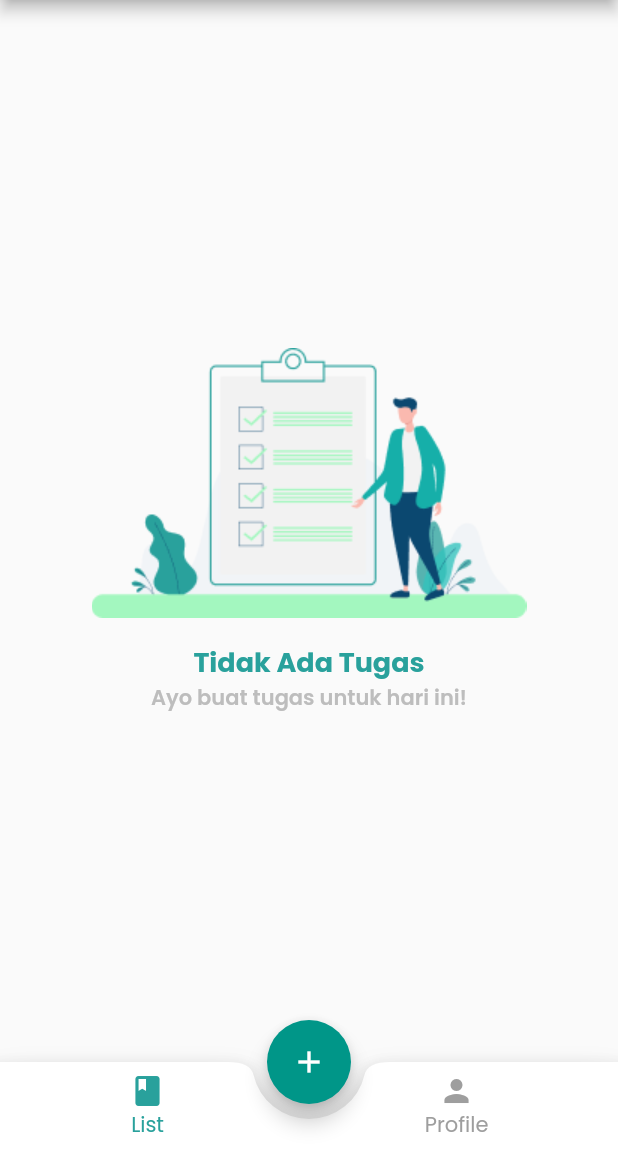
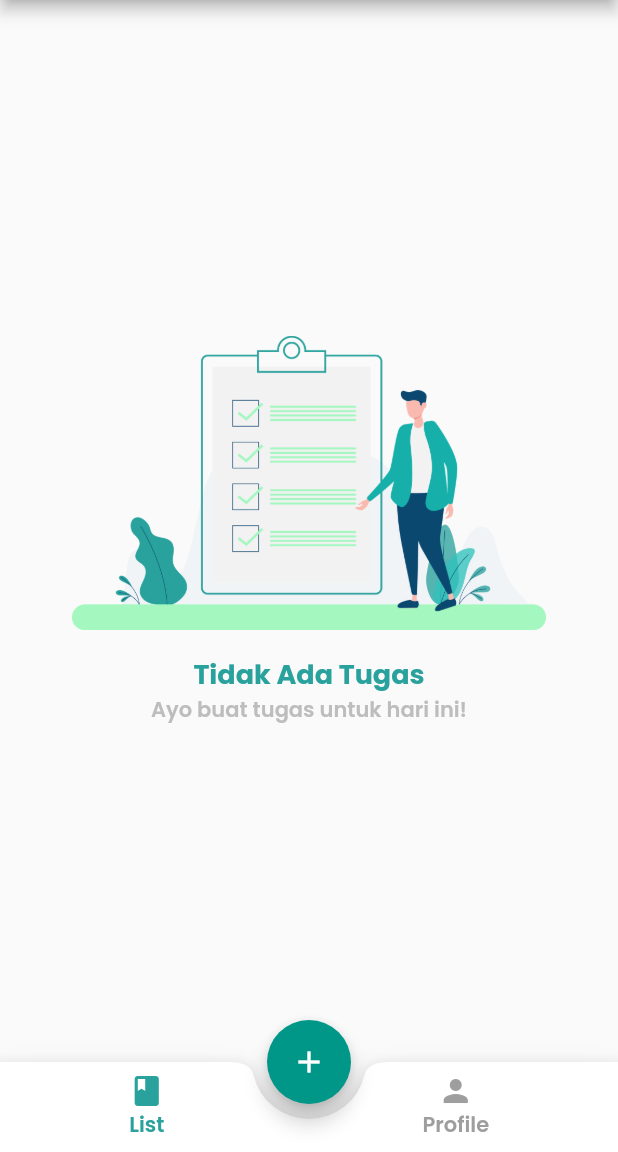
Before and after one commit to alvinindra/todolist_flutter, a Flutter app: the screen it shows after launch, on a phone screen of 412 x 824 dp, the part 84-1236 px from its top. Run offline on Flutter 3.47's test engine with Material 2 defaults, Android fonts, the light colour scheme and no system bars; our stand-ins replace sqflite; accounts and stored records are empty.

Commit message:
style (home): add image variant for img-no-tasks

```diff
--- a/lib/ui/home.dart
+++ b/lib/ui/home.dart
@@ -78,7 +78,10 @@ class _HomeState extends State<Home> {
                 child: Column(
                   mainAxisAlignment: MainAxisAlignment.center,
                   children: [
-                    Image(image: AssetImage('images/img_no_task.png')),
+                    Padding(
+                      padding: const EdgeInsets.only(left: 32.0, right: 32.0),
+                      child: Image(image: AssetImage('images/img-no-tasks.png')),
+                    ),
                     Padding(
                       padding: const EdgeInsets.only(top: 16.0),
                       child: Text(
@@ -173,6 +176,7 @@ class _HomeState extends State<Home> {
                             color: currentTab == 1
                                 ? Color(0xff29A19C)
                                 : Colors.grey,
+                            fontWeight: FontWeight.w600
                           ),
                         ),
                       ],
@@ -206,6 +210,7 @@ class _HomeState extends State<Home> {
                             color: currentTab == 2
                                 ? Color(0xff29A19C)
                                 : Colors.grey,
+                              fontWeight: FontWeight.w600
                           ),
                         ),
                       ],
--- a/pubspec.yaml
+++ b/pubspec.yaml
@@ -51,7 +51,7 @@ flutter:
   #   - images/a_dot_burr.jpeg
   #   - images/a_dot_ham.jpeg
   assets:
-    - images/
+    - images/img-no-tasks.png
 
   # An image asset can refer to one or more resolution-specific "variants", see
   # https://flutter.dev/assets-and-images/#resolution-aware.
```
Also changed, not shown: images/2.0x/img-no-tasks.png (added), images/3.0x/img-no-tasks.png (added), images/img-no-tasks.png (added), images/img_no_task.png (deleted).
